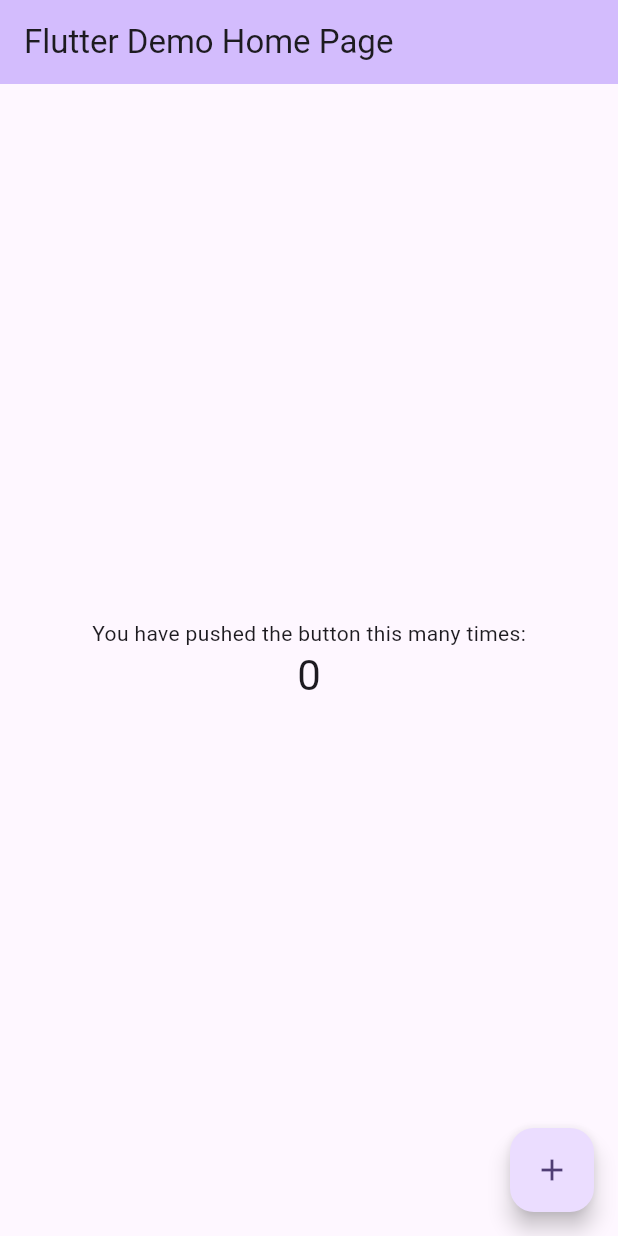
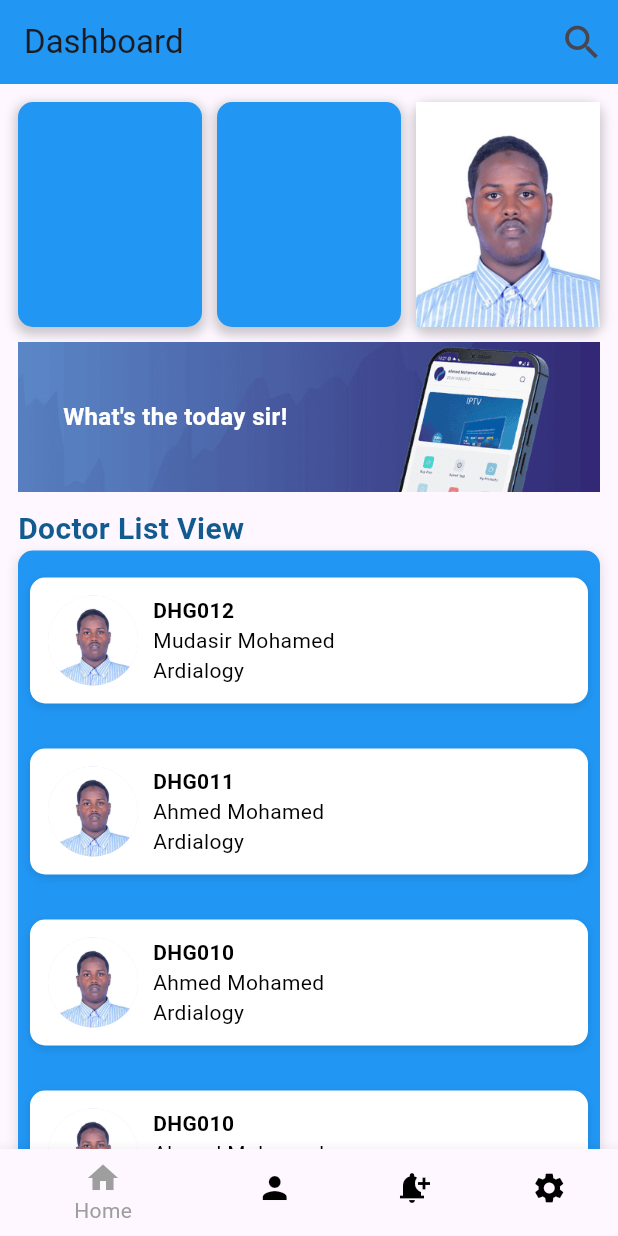
Before and after one commit to muthasirMohamet/My_App, a Flutter app: the screen it shows after launch, on a phone screen of 412 x 824 dp. Run offline on Flutter 3.47's test engine with Material 3 defaults, Android fonts, the phone set to English and light mode, and no system bars.

Commit message:
Added doctorScreen.dart to the screens directory

```diff
--- /dev/null
+++ b/lib/Components/bottoms.dart
@@ -0,0 +1,65 @@
+import 'package:flutter/material.dart';
+import 'package:my_app/Screen/doctorScreen.dart';
+import 'package:my_app/profile.dart';
+
+class BottomNavBar extends StatefulWidget {
+  const BottomNavBar({super.key});
+
+  @override
+  State<BottomNavBar> createState() => _BottomNavBarState();
+}
+
+class _BottomNavBarState extends State<BottomNavBar> {
+
+  // Its gives to me which select page index
+  int _selectedIndex = 0;
+
+  // List of widgets for each screen
+  final List<Widget> _pages = [
+    const Center(child: MyProfile()),
+    const Center(child: Doctorscreen()),
+    Center(child: Text('Notifications Screen')),
+    Center(child: Text('Settings Screen')),
+  ];
+
+  void _onItemTapped(int index) {
+    setState(() {
+      _selectedIndex = index;
+    });
+  }
+
+  @override
+  Widget build(BuildContext context) {
+    return Scaffold(
+      body: _pages[_selectedIndex],
+      bottomNavigationBar: BottomNavigationBar(
+        selectedItemColor: Colors.grey,
+        unselectedItemColor: Colors.black,
+        currentIndex: _selectedIndex,
+        onTap: _onItemTapped,
+        items: const [
+          BottomNavigationBarItem(
+            icon: Icon(Icons.home),
+            label: 'Home',
+            activeIcon: Icon(Icons.home),
+          ),
+          BottomNavigationBarItem(
+            icon: Icon(Icons.person),
+            label: 'Users',
+            activeIcon: Icon(Icons.person),
+          ),
+          BottomNavigationBarItem(
+            icon: Icon(Icons.notification_add),
+            label: 'Notifications',
+            activeIcon: Icon(Icons.notification_add),
+          ),
+          BottomNavigationBarItem(
+            icon: Icon(Icons.settings),
+            label: 'Settings',
+            activeIcon: Icon(Icons.settings),
+          ),
+        ],
+      ),
+    );
+  }
+}
--- /dev/null
+++ b/lib/Pages/doctor_Details.dart
@@ -0,0 +1,66 @@
+import 'package:flutter/material.dart';
+
+class DoctorDetails extends StatelessWidget {
+  const DoctorDetails({
+    super.key,
+    required this.id,
+    required this.name,
+    required this.imagePath,
+    required this.specialty,
+  });
+
+  final String id;
+  final String name;
+  final String imagePath;
+  final String specialty;
+
+  @override
+  Widget build(BuildContext context) {
+    return Container(
+      margin: const EdgeInsets.symmetric(vertical: 10.0),
+      // margin: const EdgeInsets.symmetric(horizontal: 10.0),
+      padding: const EdgeInsets.all(12),
+      decoration: BoxDecoration(
+        color: Colors.white,
+        borderRadius: BorderRadius.circular(10),
+        boxShadow: [
+          BoxShadow(
+            color: Colors.black.withOpacity(0.1),
+            blurRadius: 4,
+            offset: const Offset(0, 2),
+          ),
+        ],
+      ),
+      child: Row(
+        children: [
+          CircleAvatar(
+            radius: 30,
+            backgroundImage: AssetImage(imagePath),
+          ),
+          const SizedBox(width: 10),
+          Column(
+            crossAxisAlignment: CrossAxisAlignment.start,
+            mainAxisAlignment: MainAxisAlignment.center,
+            children: [
+              Text(
+                id,
+                style: const TextStyle(
+                  color: Colors.black,
+                  fontWeight: FontWeight.bold,
+                ),
+              ),
+              Text(
+                name,
+                style: const TextStyle(color: Colors.black),
+              ),
+              Text(
+                specialty,
+                style: const TextStyle(color: Colors.black),
+              ),
+            ],
+          ),
+        ],
+      ),
+    );
+  }
+}
--- /dev/null
+++ b/lib/Screen/doctorScreen.dart
@@ -0,0 +1,58 @@
+import 'package:flutter/material.dart';
+import 'package:my_app/Pages/doctor_Details.dart';
+
+class Doctorscreen extends StatelessWidget {
+  const Doctorscreen({super.key});
+
+  @override
+  Widget build(BuildContext context) {
+    return  Scaffold(
+      appBar: AppBar(
+        title: const Text('List Of Doctor Can Have'),
+      ),
+      body: const SingleChildScrollView(
+        child: Padding(
+          padding: EdgeInsets.all(12.0),
+          child: Column(
+            children: [
+              DoctorDetails(
+                imagePath: 'images/Owner.jpg',
+                name: 'Mudasir Mohamed',
+                specialty: 'Ardialogy',
+                id: 'DHG012',
+              ),
+              SizedBox(height: 10),
+              DoctorDetails(
+                imagePath: 'images/Owner.jpg',
+                name: 'Ahmed Mohamed',
+                specialty: 'Ardialogy',
+                id: 'DHG011',
+              ),
+              SizedBox(height: 10),
+              DoctorDetails(
+                imagePath: 'images/Owner.jpg',
+                name: 'Ahmed Mohamed',
+                specialty: 'Ardialogy',
+                id: 'DHG010',
+              ),
+              SizedBox(height: 10),
+              DoctorDetails(
+                imagePath: 'images/Owner.jpg',
+                name: 'Ahmed Mohamed',
+                specialty: 'Ardialogy',
+                id: 'DHG010',
+              ),
+              SizedBox(height: 10),
+              DoctorDetails(
+                imagePath: 'images/Owner.jpg',
+                name: 'Ahmed Mohamed',
+                specialty: 'Ardialogy',
+                id: 'DHG010',
+              ),
+            ],
+          ),
+        ),
+      ),
+    );
+  }
+}
--- a/lib/main.dart
+++ b/lib/main.dart
@@ -1,125 +1,10 @@
 import 'package:flutter/material.dart';
+import 'package:my_app/Components/bottoms.dart';
+import 'package:my_app/profile.dart';
 
 void main() {
-  runApp(const MyApp());
+  runApp(const MaterialApp(
+    debugShowCheckedModeBanner: false,
+    home: BottomNavBar(),
+  ));
 }
-
-class MyApp extends StatelessWidget {
-  const MyApp({super.key});
-
-  // This widget is the root of your application.
-  @override
-  Widget build(BuildContext context) {
-    return MaterialApp(
-      title: 'Flutter Demo',
-      theme: ThemeData(
-        // This is the theme of your application.
-        //
-        // TRY THIS: Try running your application with "flutter run". You'll see
-        // the application has a purple toolbar. Then, without quitting the app,
-        // try changing the seedColor in the colorScheme below to Colors.green
-        // and then invoke "hot reload" (save your changes or press the "hot
-        // reload" button in a Flutter-supported IDE, or press "r" if you used
-        // the command line to start the app).
-        //
-        // Notice that the counter didn't reset back to zero; the application
-        // state is not lost during the reload. To reset the state, use hot
-        // restart instead.
-        //
-        // This works for code too, not just values: Most code changes can be
-        // tested with just a hot reload.
-        colorScheme: ColorScheme.fromSeed(seedColor: Colors.deepPurple),
-        useMaterial3: true,
-      ),
-      home: const MyHomePage(title: 'Flutter Demo Home Page'),
-    );
-  }
-}
-
-class MyHomePage extends StatefulWidget {
-  const MyHomePage({super.key, required this.title});
-
-  // This widget is the home page of your application. It is stateful, meaning
-  // that it has a State object (defined below) that contains fields that affect
-  // how it looks.
-
-  // This class is the configuration for the state. It holds the values (in this
-  // case the title) provided by the parent (in this case the App widget) and
-  // used by the build method of the State. Fields in a Widget subclass are
-  // always marked "final".
-
-  final String title;
-
-  @override
-  State<MyHomePage> createState() => _MyHomePageState();
-}
-
-class _MyHomePageState extends State<MyHomePage> {
-  int _counter = 0;
-
-  void _incrementCounter() {
-    setState(() {
-      // This call to setState tells the Flutter framework that something has
-      // changed in this State, which causes it to rerun the build method below
-      // so that the display can reflect the updated values. If we changed
-      // _counter without calling setState(), then the build method would not be
-      // called again, and so nothing would appear to happen.
-      _counter++;
-    });
-  }
-
-  @override
-  Widget build(BuildContext context) {
-    // This method is rerun every time setState is called, for instance as done
-    // by the _incrementCounter method above.
-    //
-    // The Flutter framework has been optimized to make rerunning build methods
-    // fast, so that you can just rebuild anything that needs updating rather
-    // than having to individually change instances of widgets.
-    return Scaffold(
-      appBar: AppBar(
-        // TRY THIS: Try changing the color here to a specific color (to
-        // Colors.amber, perhaps?) and trigger a hot reload to see the AppBar
-        // change color while the other colors stay the same.
-        backgroundColor: Theme.of(context).colorScheme.inversePrimary,
-        // Here we take the value from the MyHomePage object that was created by
-        // the App.build method, and use it to set our appbar title.
-        title: Text(widget.title),
-      ),
-      body: Center(
-        // Center is a layout widget. It takes a single child and positions it
-        // in the middle of the parent.
-        child: Column(
-          // Column is also a layout widget. It takes a list of children and
-          // arranges them vertically. By default, it sizes itself to fit its
-          // children horizontally, and tries to be as tall as its parent.
-          //
-          // Column has various properties to control how it sizes itself and
-          // how it positions its children. Here we use mainAxisAlignment to
-          // center the children vertically; the main axis here is the vertical
-          // axis because Columns are vertical (the cross axis would be
-          // horizontal).
-          //
-          // TRY THIS: Invoke "debug painting" (choose the "Toggle Debug Paint"
-          // action in the IDE, or press "p" in the console), to see the
-          // wireframe for each widget.
-          mainAxisAlignment: MainAxisAlignment.center,
-          children: <Widget>[
-            const Text(
-              'You have pushed the button this many times:',
-            ),
-            Text(
-              '$_counter',
-              style: Theme.of(context).textTheme.headlineMedium,
-            ),
-          ],
-        ),
-      ),
-      floatingActionButton: FloatingActionButton(
-        onPressed: _incrementCounter,
-        tooltip: 'Increment',
-        child: const Icon(Icons.add),
-      ), // This trailing comma makes auto-formatting nicer for build methods.
-    );
-  }
-}
--- /dev/null
+++ b/lib/profile.dart
@@ -0,0 +1,193 @@
+import 'package:flutter/material.dart';
+import 'package:my_app/Pages/doctor_Details.dart';
+class MyProfile extends StatelessWidget {
+  const MyProfile({super.key});
+
+  @override
+  Widget build(BuildContext context) {
+    return Scaffold(
+      appBar: AppBar(
+        title: const Text('Dashboard'),
+        backgroundColor: Colors.blue,
+        actions: [
+          IconButton(
+            onPressed: () {},
+            icon: const Icon(Icons.search),
+            iconSize: 30,
+          )
+        ],
+      ),
+      body: SingleChildScrollView(
+        padding: const EdgeInsets.all(12.0),
+        child: Column(
+          children: [
+            // First Row with blue background and doctor's images
+            Row(
+              children: [
+                Expanded(
+                  child: Container(
+                    height: 150,
+                    decoration: BoxDecoration(
+                      color: Colors.blue,
+                      borderRadius: BorderRadius.circular(10),
+                      boxShadow: [
+                        BoxShadow(
+                          color: Colors.black.withOpacity(0.2),
+                          spreadRadius: 2,
+                          blurRadius: 5,
+                          offset: const Offset(0, 3),
+                        ),
+                      ],
+                    ),
+                  ),
+                ),
+                const SizedBox(width: 10),
+                Expanded(
+                  child: Container(
+                    height: 150,
+                    decoration: BoxDecoration(
+                      color: Colors.blue,
+                      borderRadius: BorderRadius.circular(10),
+                      boxShadow: [
+                        BoxShadow(
+                          color: Colors.black.withOpacity(0.2),
+                          spreadRadius: 2,
+                          blurRadius: 5,
+                          offset: const Offset(0, 3),
+                        ),
+                      ],
+                    ),
+                  ),
+                ),
+                const SizedBox(width: 10),
+                Expanded(
+                  child: Container(
+                    height: 150,
+                    decoration: BoxDecoration(
+                      color: Colors.blue,
+                      borderRadius: BorderRadius.circular(10),
+                      boxShadow: [
+                        BoxShadow(
+                          color: Colors.black.withOpacity(0.2),
+                          spreadRadius: 2,
+                          blurRadius: 5,
+                          offset: const Offset(0, 3),
+                        ),
+                      ],
+                    ),
+                    child: Image.asset(
+                      'images/Owner.jpg',
+                      fit: BoxFit.fitHeight,
+                      repeat: ImageRepeat.noRepeat,
+                    ),
+                  ),
+                ),
+              ],
+            ),
+            const SizedBox(height: 10),
+            // Second Row with blue background and positioned text
+            Container(
+              width: double.infinity,
+              height: 100,
+              decoration: BoxDecoration(
+                color: Colors.blue,
+                borderRadius: BorderRadius.circular(10),
+              ),
+              child: Stack(
+                children: [
+                  Image.asset(
+                    'images/dheer.png',
+                    width: double.infinity,
+                    height: double.infinity,
+                    fit: BoxFit.cover,
+                  ),
+                  const Positioned(
+                    left: 30,
+                    top: 0,
+                    bottom: 0,
+                    child: Center(
+                      child: Text(
+                        'What\'s the today sir!',
+                        style: TextStyle(
+                          color: Colors.white,
+                          fontSize: 16,
+                          fontWeight: FontWeight.bold,
+                        ),
+                      ),
+                    ),
+                  ),
+                ],
+              ),
+            ),
+            const SizedBox(height: 10),
+            const Align(
+              alignment: Alignment.centerLeft,
+              child: Text(
+                'Doctor List View',
+                style: TextStyle(
+                  color: Color.fromARGB(255, 17, 91, 144),
+                  fontWeight: FontWeight.bold,
+                  fontSize: 20,
+                ),
+              ),
+            ),
+            // Doctor's Information - Blue Background
+            Container(
+              padding: const EdgeInsets.all(8.0),
+              decoration: BoxDecoration(
+                color: Colors.blue,
+                borderRadius: BorderRadius.circular(10),
+                boxShadow: [
+                  BoxShadow(
+                    color: Colors.black.withOpacity(0.1),
+                    spreadRadius: 1,
+                    blurRadius: 5,
+                    offset: const Offset(0, 3),
+                  ),
+                ],
+              ),
+              child: const Column(
+                children: [
+                  DoctorDetails(
+                    imagePath: 'images/Owner.jpg',
+                    name: 'Mudasir Mohamed',
+                    specialty: 'Ardialogy',
+                    id: 'DHG012',
+                  ),
+                  SizedBox(height: 10),
+                  DoctorDetails(
+                    imagePath: 'images/Owner.jpg',
+                    name: 'Ahmed Mohamed',
+                    specialty: 'Ardialogy',
+                    id: 'DHG011',
+                  ),
+                  SizedBox(height: 10),
+                  DoctorDetails(
+                    imagePath: 'images/Owner.jpg',
+                    name: 'Ahmed Mohamed',
+                    specialty: 'Ardialogy',
+                    id: 'DHG010',
+                  ),
+                  SizedBox(height: 10),
+                  DoctorDetails(
+                    imagePath: 'images/Owner.jpg',
+                    name: 'Ahmed Mohamed',
+                    specialty: 'Ardialogy',
+                    id: 'DHG010',
+                  ),
+                  SizedBox(height: 10),
+                  DoctorDetails(
+                    imagePath: 'images/Owner.jpg',
+                    name: 'Ahmed Mohamed',
+                    specialty: 'Ardialogy',
+                    id: 'DHG010',
+                  ),
+                ],
+              ),
+            ),
+          ],
+        ),
+      ),
+    );
+  }
+}
--- a/pubspec.yaml
+++ b/pubspec.yaml
@@ -57,6 +57,9 @@ flutter:
   # included with your application, so that you can use the icons in
   # the material Icons class.
   uses-material-design: true
+  assets:
+    - images/
+    - images/dheer.png
 
   # To add assets to your application, add an assets section, like this:
   # assets:
```
Also changed, not shown: images/Owner.jpg (added), images/dheer.png (added), lib/Components/header.dart (added).
